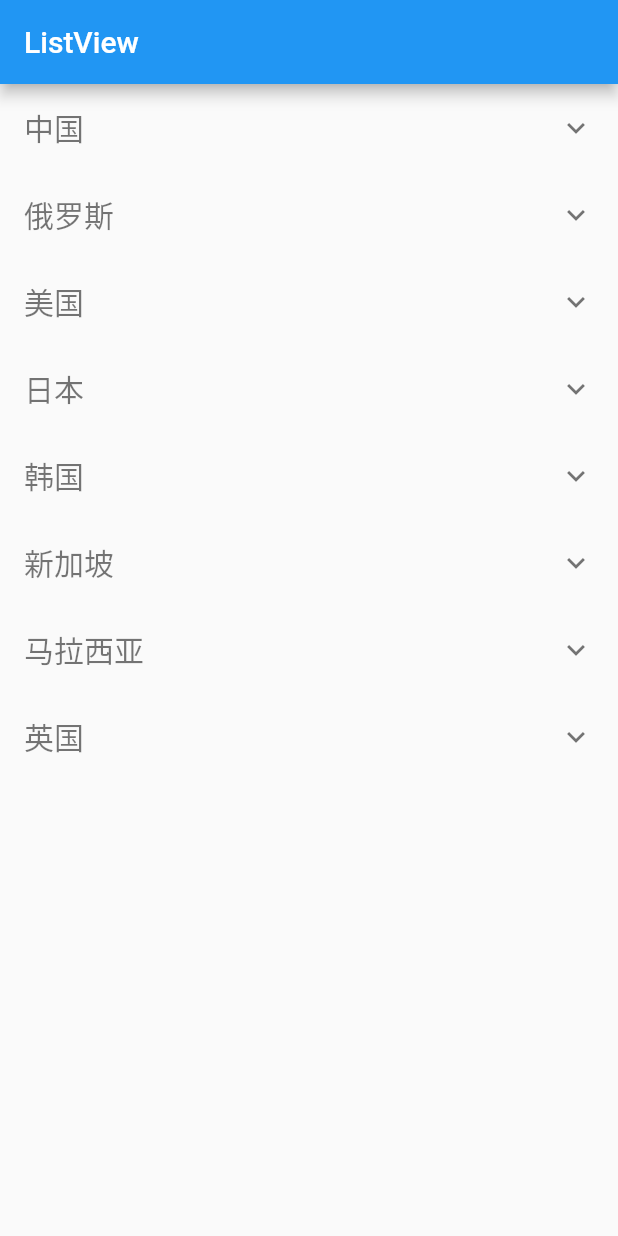
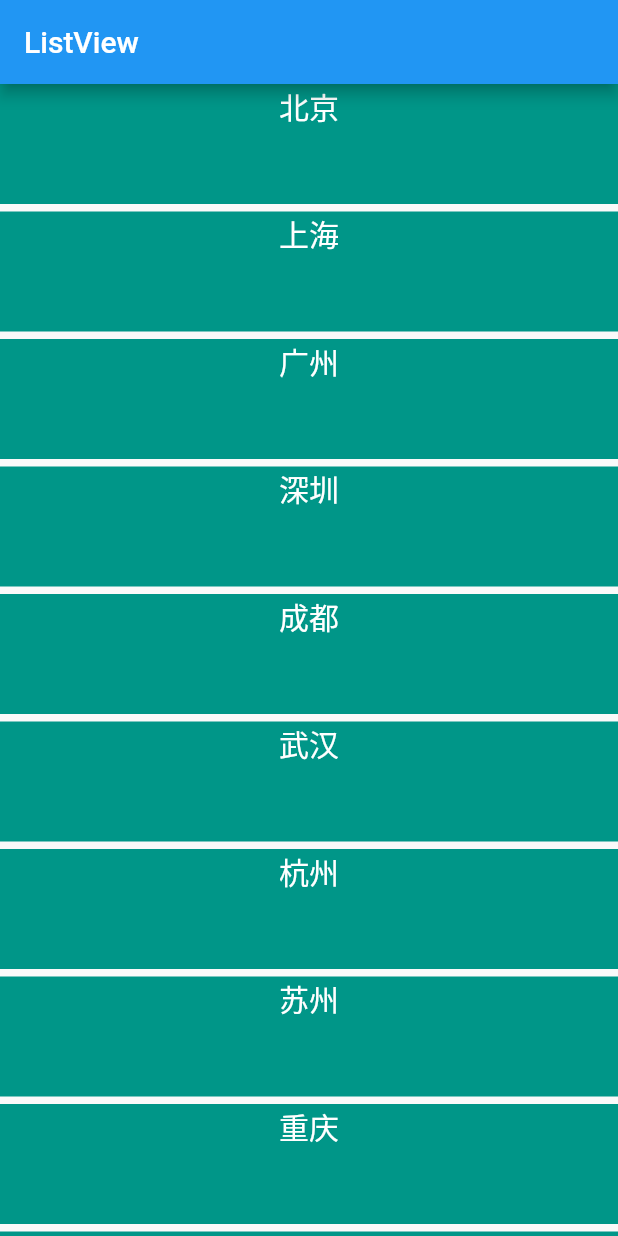
Before and after one commit to ly4work/Trip-Flutter, a Flutter app: the screen it shows after launch, on a phone screen of 412 x 824 dp. Run offline on Flutter 3.47's test engine with Material 2 defaults, Android fonts, the phone set to English and light mode, and no system bars; our stand-ins replace flutter_swiper, shared_preferences.

Commit message:
[update]上拉加载和下拉刷新

```diff
--- a/lib/main.dart
+++ b/lib/main.dart
@@ -21,9 +21,37 @@ class MyApp extends StatefulWidget {
 }
 
 class _MyAppState extends State<MyApp> {
-  String countString = '';
-  String localCount = '';
+  List<String> cities = [
+    '北京',
+    '上海',
+    '广州',
+    '深圳',
+    '成都',
+    '武汉',
+    '杭州',
+    '苏州',
+    '重庆',
+    '天津'
+  ];
 
+  ScrollController _scrollController = ScrollController();
+
+  @override
+  void initState() {
+    _scrollController.addListener(() {
+      if (_scrollController.position.pixels ==
+          _scrollController.position.maxScrollExtent) {
+        _load();
+      }
+    });
+    super.initState();
+
+  }
+  @override
+  void dispose(){
+    _scrollController.dispose();
+    super.dispose();
+  }
   @override
   Widget build(BuildContext context) {
     return MaterialApp(
@@ -31,13 +59,24 @@ class _MyAppState extends State<MyApp> {
         appBar: AppBar(
           title: Text('ListView'),
         ),
-        body: ListView(
-          //  设置列表方向
-          // scrollDirection: Axis.horizontal,
-          children: _buildList(),
+        body: RefreshIndicator(
+          onRefresh: _handleRefresh,
+          child: ListView(
+            //  设置列表方向
+            // scrollDirection: Axis.horizontal,
+            controller: _scrollController,
+            children: _buildNewList(),
+          ),
         ),
       ),
     );
+  }
+
+  Future<Null> _handleRefresh() async {
+    await Future.delayed(Duration(seconds: 2));
+    setState(() {
+      cities = cities.reversed.toList();
+    });
   }
 
   List<Widget> _buildList() {
@@ -47,6 +86,10 @@ class _MyAppState extends State<MyApp> {
     });
     return widgets;
     // return COUNTRY.map((city) => _item(city)).toList();
+  }
+
+  List<Widget> _buildNewList() {
+    return cities.map((city) => _itemCity(city)).toList();
   }
 
   Widget _buildSub(String subCity) {
@@ -70,4 +113,26 @@ class _MyAppState extends State<MyApp> {
       children: subCities.map((subCity) => _buildSub(subCity)).toList(),
     );
   }
+
+  Widget _itemCity(String city) {
+    return Container(
+      height: 80,
+      decoration: BoxDecoration(color: Colors.teal),
+      margin: EdgeInsets.only(bottom: 5),
+      child: Text(
+        city,
+        style: TextStyle(color: Colors.white, fontSize: 20),
+        textAlign: TextAlign.center,
+      ),
+    );
+  }
+
+  void _load() async {
+    await Future.delayed(Duration(milliseconds: 200));
+    setState(() {
+      List<String> list = List<String>.from(cities);
+      list.addAll(cities);
+      cities = list;
+    });
+  }
 }
```
